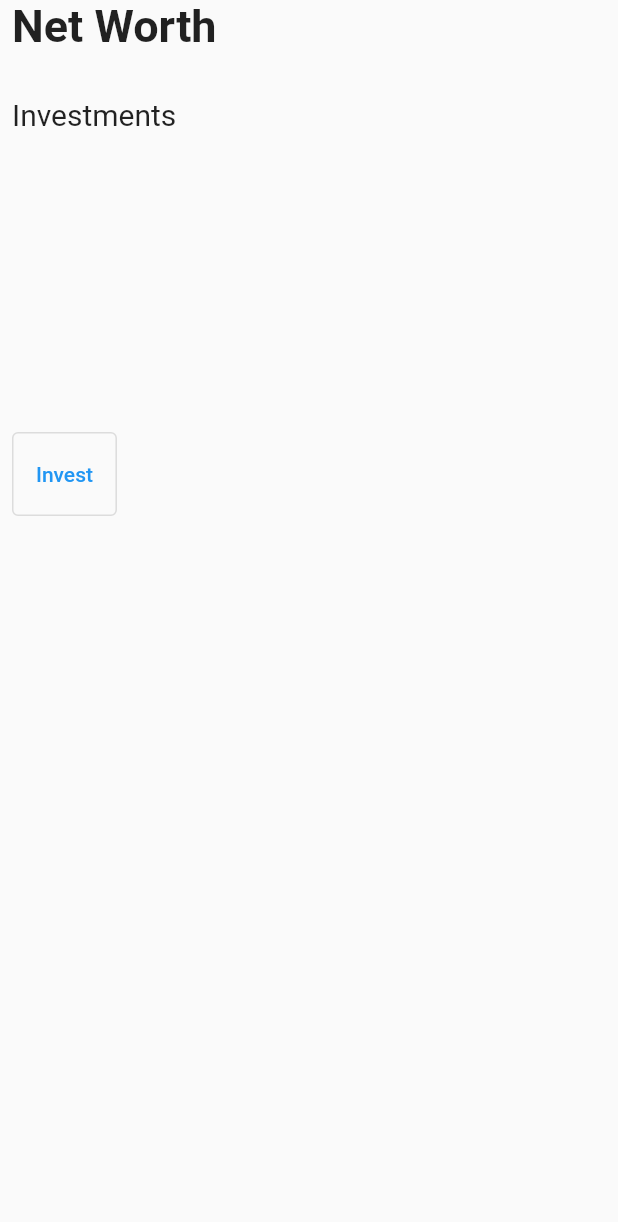
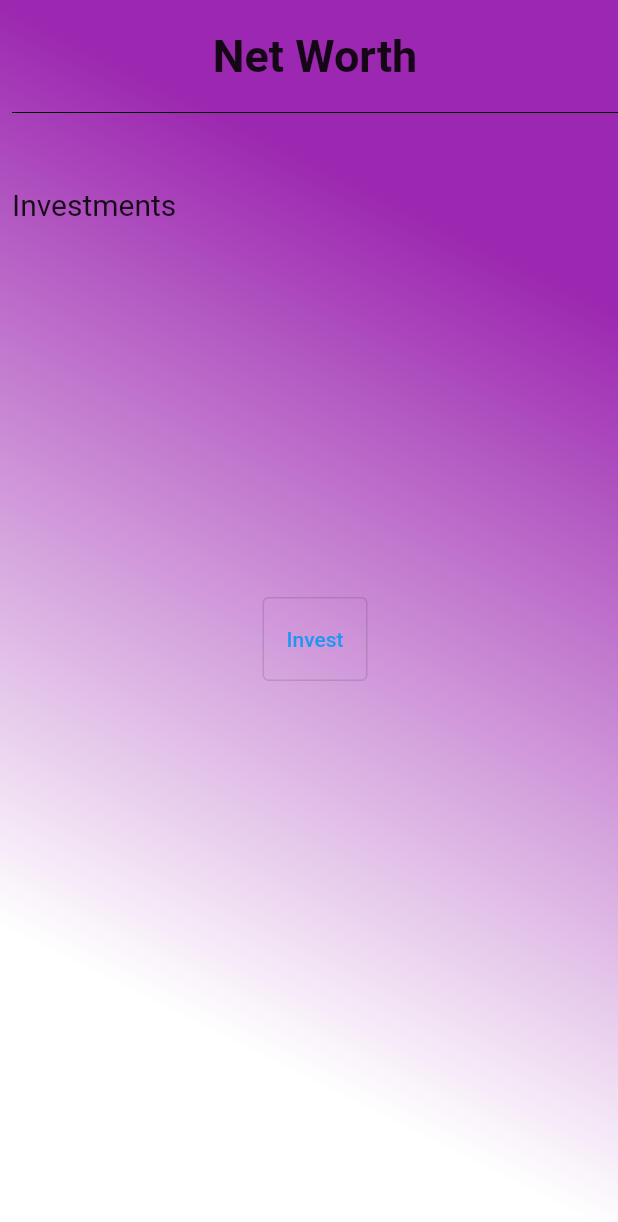
Before and after one commit to VisnuRavi/MyFin, a Flutter app: the screen it shows after launch, on a phone screen of 412 x 824 dp. Shown: the top 1222 px of the screen. Run offline on Flutter 3.47's test engine with Material 2 defaults, Android fonts, the light colour scheme and no system bars; our stand-ins replace sqflite; accounts and stored records are empty.

Commit message:
Minor homescreen design change

```diff
--- a/lib/pages/home.dart
+++ b/lib/pages/home.dart
@@ -12,16 +12,22 @@ class _HomeState extends State<Home> {
   Widget build(BuildContext context) {
     return Scaffold(
       body: Container(
-        /*decoration: BoxDecoration(
+        decoration: BoxDecoration(
           gradient: LinearGradient(
-
+            begin: Alignment.topRight,
+            end: Alignment.bottomLeft,
+            colors: [Colors.purple, Colors.white],
+            stops: [0.2, 0.8],
           ),
-        ),*/
+        ),
         padding: const EdgeInsets.fromLTRB(8.0, 0, 0, 0),
         child: Column(
           crossAxisAlignment: CrossAxisAlignment.start,
           children: <Widget> [
             SafeArea(
+              child: Padding(
+                padding: const EdgeInsets.fromLTRB(0, 20.0, 0, 0),
+                child: Center(
                   child: Text(
                     'Net Worth',
                     style: TextStyle(
@@ -30,6 +36,9 @@ class _HomeState extends State<Home> {
                     ),
                     ),
                 ),
+              ),
+            ),
+            Divider(height: 40, color: Colors.black),
             SizedBox(height: 30.0),
             Text(
               'Investments',
@@ -37,10 +46,9 @@ class _HomeState extends State<Home> {
                 fontSize: 20.0,
               ),
             ),
-            SizedBox(height: 200.0),
-            Row(
-              children: <Widget>[
-                OutlinedButton(
+            SizedBox(height: 250.0),
+            Center(//wrapped with center for the time being, shld wrap with row
+              child: OutlinedButton(
                 onPressed: () {
                   print('clicked invest');
                   Navigator.pushNamed(context, '/invest');
@@ -52,7 +60,6 @@ class _HomeState extends State<Home> {
                   ),
                 ),
               ),
-              ],
             ),
           ],
         ),
```
Lines whose indentation alone changed are shown as unchanged.
